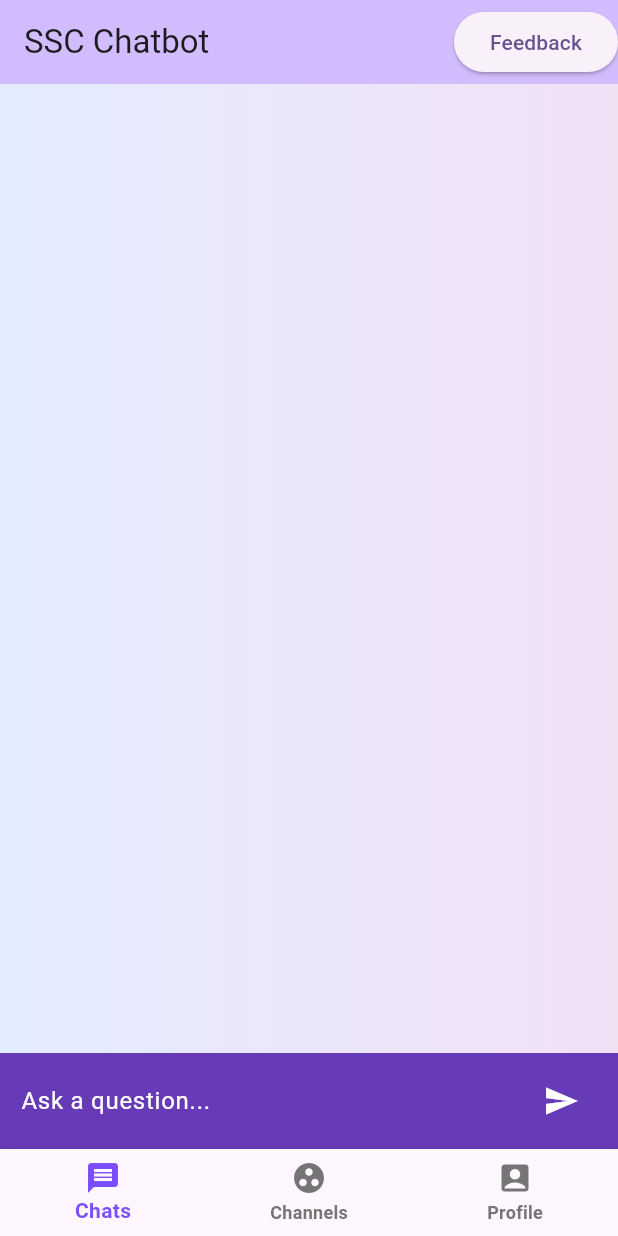
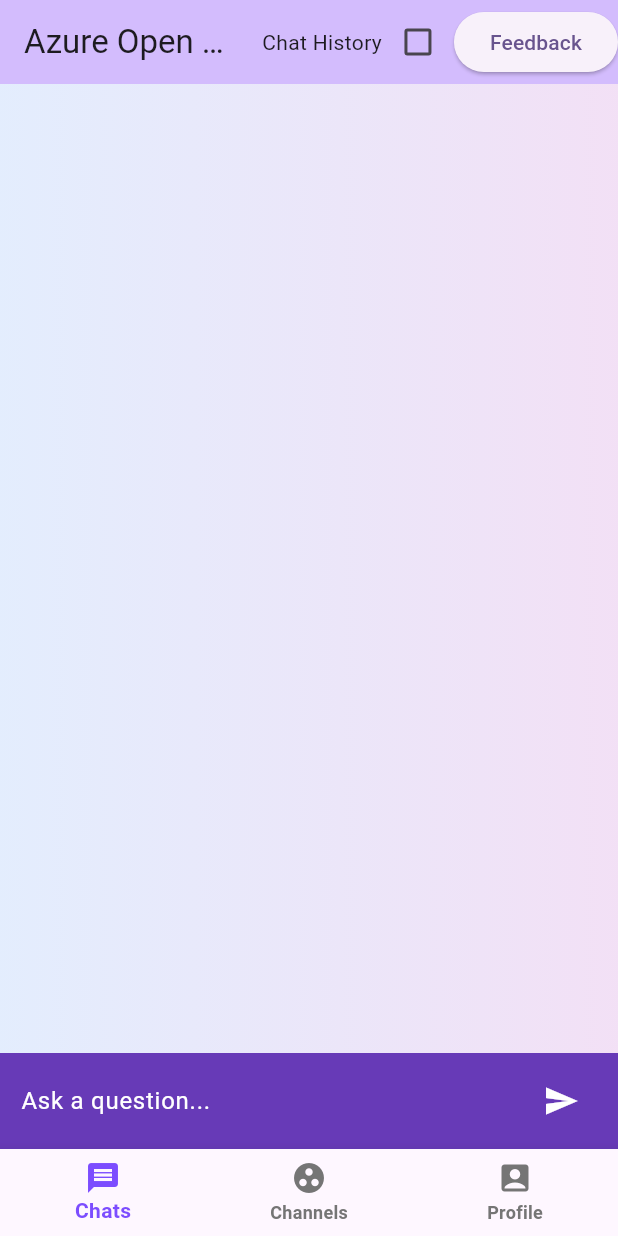
Before and after one commit to dto-btn/chatbot-ui, a Flutter app: the screen it shows after launch, on a phone screen of 412 x 824 dp. Run offline on Flutter 3.47's test engine with Material 2 defaults, Android fonts, the phone set to English and light mode, and no system bars; our stand-ins replace flutter_linkify.

Commit message:
Added toggle for chat history and included https text in sources

```diff
--- a/chatbot_ui/lib/main.dart
+++ b/chatbot_ui/lib/main.dart
@@ -16,14 +16,14 @@ class MyApp extends StatelessWidget {
   @override
   Widget build(BuildContext context) {
     return MaterialApp(
-      title: 'SSC Chatbot',
+      title: 'Azure Open AI Chatbot',
       theme: ThemeData(
 
         colorScheme: ColorScheme.fromSeed(seedColor: Colors.deepPurple),
         useMaterial3: true,
       ),
       debugShowCheckedModeBanner: false,
-      home: const MyHomePage(title: 'SSC Chatbot'),
+      home: const MyHomePage(title: 'Azure Open AI Chatbot'),
     );
   }
 }
@@ -41,6 +41,7 @@ class _MyHomePageState extends State<MyHomePage> {
   final url = "http://localhost:5000/query";
   final TextEditingController _controller = TextEditingController();
   List<Map<String, dynamic>> messages = [];
+  bool? pretty = false;
 
   @override
   Widget build(BuildContext context) {
@@ -49,6 +50,15 @@ class _MyHomePageState extends State<MyHomePage> {
         backgroundColor: Theme.of(context).colorScheme.inversePrimary,
         title: Text(widget.title),
         actions: <Widget>[
+          Text("Chat History"),
+          Checkbox(
+            value: pretty,
+            onChanged: (bool? newValue){
+              setState(() {
+                pretty = newValue;
+              });
+            }
+          ),
           Link(
             target: LinkTarget.blank,
             uri: Uri.parse('https://forms.office.com/r/dPvsZykMSy'),
@@ -136,7 +146,8 @@ class _MyHomePageState extends State<MyHomePage> {
           "query": text,
           "temp": 0.7,
           "k": 3,
-          "debug": 1
+          "debug": 1,
+          "pretty": pretty
         }
       ),
       encoding: Encoding.getByName("utf-8"),
--- a/chatbot_ui/lib/messages.dart
+++ b/chatbot_ui/lib/messages.dart
@@ -40,6 +40,7 @@ class _MessagesScreenState extends State<MessagesScreen> {
                         //Text(widget.messages[index]['msg'])
                         Linkify(
                           text: widget.messages[index]['msg'],
+                          options: LinkifyOptions(humanize: false),
                           onOpen: (link) async {
                             await launchUrlString(link.url);
                           },
```
Also changed, not shown: 1 other file.
